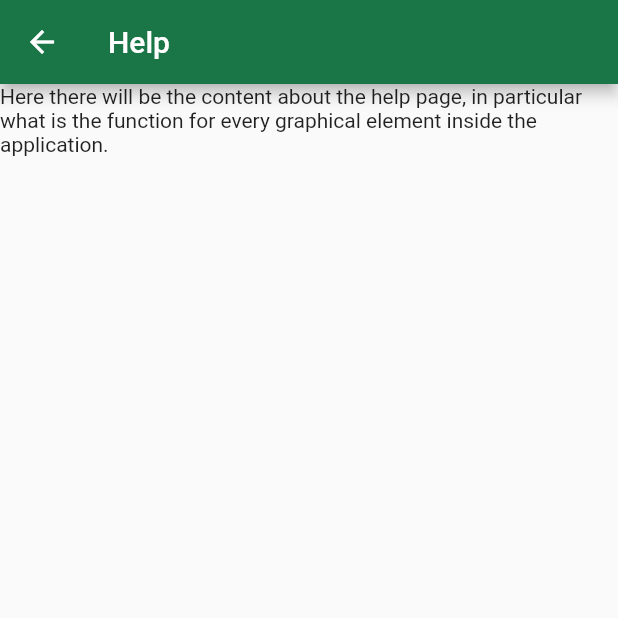
After one commit to AlbertoGobbo/MPM_Project, a Flutter app: the screen it shows after launch, after a tap on the "help" icon, on a phone screen of 412 x 824 dp, the top half of it. The commit adds this screen. Run offline on Flutter 3.47's test engine with Material 2 defaults, Android fonts, the phone set to English and light mode, and no system bars.

Commit message:
Add the help icon in the main bar

```diff
--- /dev/null
+++ b/test_app/lib/help_page.dart
@@ -0,0 +1,16 @@
+import 'package:flutter/material.dart';
+
+class HelpPage extends StatelessWidget {
+  const HelpPage({Key? key}) : super(key: key);
+
+  @override
+  Widget build(BuildContext context) {
+    return Scaffold(
+      appBar: AppBar(
+        title: const Text('Help'),
+      ),
+      body: const Text(
+          "Here there will be the content about the help page, in particular what is the function for every graphical element inside the application."),
+    );
+  }
+}
--- a/test_app/lib/main.dart
+++ b/test_app/lib/main.dart
@@ -2,6 +2,7 @@ import 'package:flutter/material.dart';
 import './screen1.dart';
 import './screen2.dart';
 import './screen3.dart';
+import './help_page.dart';
 
 void main() {
   runApp(const MyApp());
@@ -50,12 +51,17 @@ class _HomePageState extends State<HomePage> {
     return Scaffold(
       appBar: AppBar(
         title: Text(_screens[_currentScreenIndex]["title"]),
-        /*actions: [
+        actions: [
           IconButton(
-            icon: const Icon(Icons.list),
-            onPressed: _pushSaved,
-            tooltip: 'Saved Suggestions')
-        ]*/
+              icon: const Icon(Icons.help),
+              onPressed: () {
+                Navigator.push(
+                  context,
+                  MaterialPageRoute(builder: (context) => const HelpPage()),
+                );
+              },
+              tooltip: 'Help page')
+        ],
       ),
       body: PageView(
         scrollDirection: Axis.horizontal,
--- a/test_app/lib/screen1.dart
+++ b/test_app/lib/screen1.dart
@@ -50,6 +50,7 @@ class _IngrediantsListState extends State<IngrediantsList> {
   }
 
   void _pushCreateRecipe() {
+    // Add the back button in the top bar
     Navigator.of(context).push(
       MaterialPageRoute<void>(
         builder: (context) {
@@ -69,7 +70,7 @@ class _IngrediantsListState extends State<IngrediantsList> {
               : <Widget>[];
 
           return Scaffold(
-            appBar: AppBar(title: const Text('Create your recipe')),
+            //appBar: AppBar(title: const Text('Create your recipe')),
             body: ListView(children: divided),
           );
         },
```
